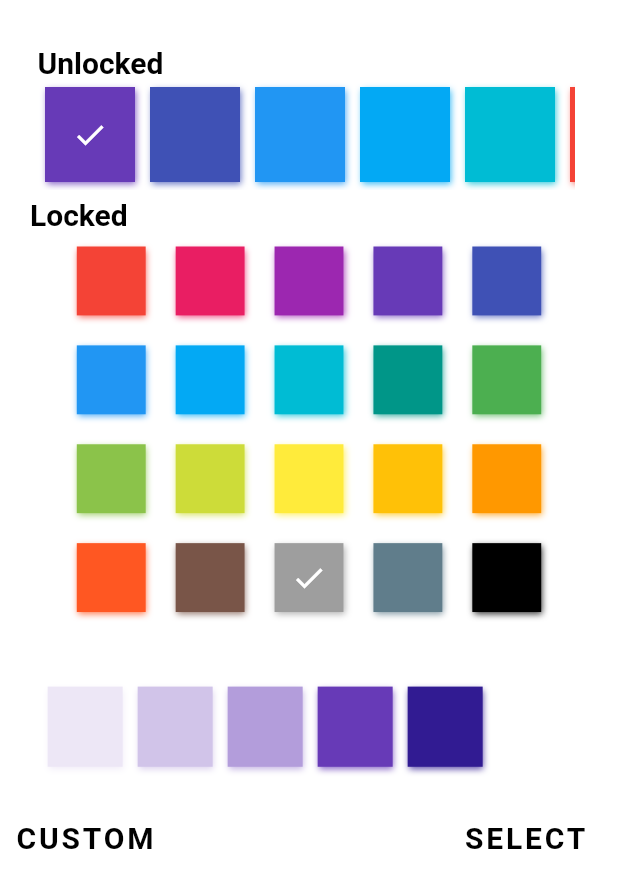
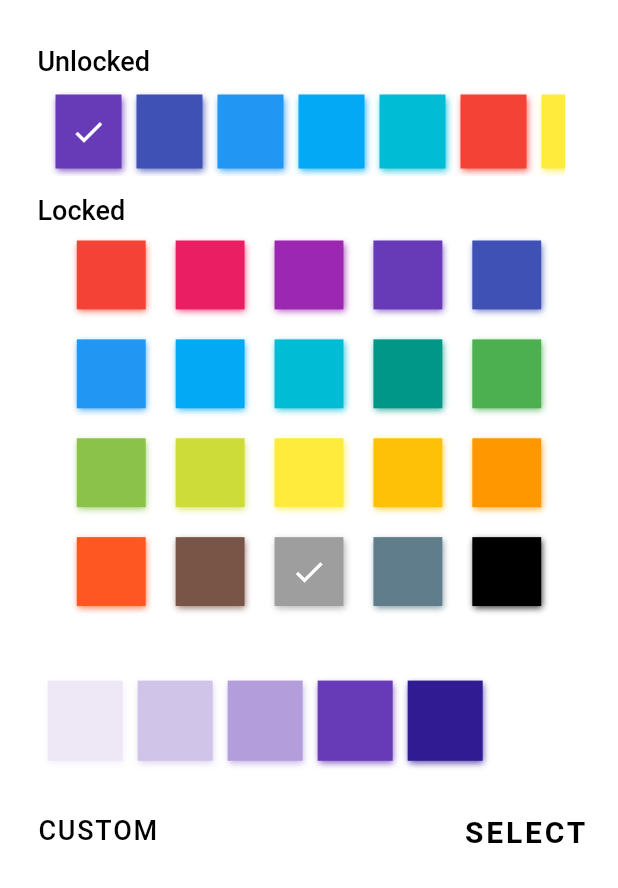
Before and after one commit to Officialchandan/currency_converter, a Flutter app: the ColorPickerDialog widget shown alone on an empty page, opened directly with empty values, after a tap on the "done" icon, on a phone screen of 412 x 824 dp. Shown: the top 888 px of the screen. Run offline on Flutter 3.47's test engine with Material 2 defaults, Android fonts, the phone set to English and light mode, and no system bars; our stand-ins replace currency_text_input_formatter, dio, easy_localization, flutter_colorpicker, google_fonts, math_expressions and 3 more; missing offline and left inert: auto_size_text_field, auto_size_text_pk; accounts and stored records are empty; network calls fail.

Commit message:
commit day 12.3

```diff
--- a/assets/langs/mr.json
+++ b/assets/langs/mr.json
@@ -8,8 +8,8 @@
     "firstTextRatingPage": "कृपया अॅप रेट करा!",
     "secondTextRatingPage": "तारे वर टॅप करा आणि रेट करण्यासाठी Google Play Store सह उघडा",
     "buttonTextRatingPage": "आता नाही",
-    "RemoveAds": "जाहिराती काढा",
-    "RemoveAdsContent": "छोट्या वार्षिक वर्गणीसह आमच्या प्रकल्पाला समर्थन द्या",
+    "removeAds": "जाहिराती काढा",
+    "removeAdsContent": "छोट्या वार्षिक वर्गणीसह आमच्या प्रकल्पाला समर्थन द्या",
     "selectLanguage": "भाषा निवडा",
     "english": "इंग्रजी",
     "colorsSelection": "रंग निवड",
--- a/lib/Themes/colors.dart
+++ b/lib/Themes/colors.dart
@@ -6,7 +6,7 @@ import 'package:shared_preferences/shared_preferences.dart';
 
 class MyColors {
 
-  static Color colorPrimary =  Color(0xff4f7dcb); //{ this is a color ,which change whole theme }
+  static Color colorPrimary =  Color(0xff29b6f6 ); //{ this is a color ,which change whole theme }
   static Color firstthemecolorgr1 = colorPrimary.withOpacity(0.5);  //{ this is a gradient color of theme which is always with  'firstthemecolorgr' }
 
   static Color calcuColor =colorPrimary;  //{  this is a color of calculator button, we need to take this because some time it change some time not}
--- a/lib/colors_properties/unlockcolorpicker.dart
+++ b/lib/colors_properties/unlockcolorpicker.dart
@@ -33,22 +33,25 @@ class UnlockColorPicker extends StatefulWidget {
       BuildContext context, List<MColor> colors, PickerItem child) {
     Orientation orientation = MediaQuery.of(context).orientation;
 
-    return SizedBox(
-      width: 400,
+    return Container(
 
-      child: ListView(
-        scrollDirection: Axis.horizontal,
-        children: colors.map((MColor color) => child(color)).toList(),
-      ),
+
+
+      padding: EdgeInsets.all(7),
+
+        child: ListView(
+          scrollDirection: Axis.horizontal,
+          children: colors.map((MColor color) => child(color)).toList(),
+        ),
+
     );
   }
 
   static Widget defaultItemBuilder(
       MColor color, bool isCurrentColor,  void Function() changeColor) {
     return Container(
+      padding: EdgeInsets.all(10),
 
-      height: 40,
-      width: 60,
       margin: const EdgeInsets.all(5.0),
       decoration: BoxDecoration(
         borderRadius: BorderRadius.circular(0.0),
--- a/lib/pages/second_screen.dart
+++ b/lib/pages/second_screen.dart
@@ -5,6 +5,7 @@ import 'package:currency_converter/pages/home/home_page.dart';
 import 'package:currency_converter/pages/home/home_tab.dart';
 import 'package:currency_converter/utils/constants.dart';
 import 'package:dio/dio.dart';
+import 'package:easy_localization/src/public_ext.dart';
 import 'package:flutter/material.dart';
 import 'package:math_expressions/math_expressions.dart';
 import 'package:share/share.dart';
@@ -117,7 +118,7 @@ class _SecondScreenState extends State<SecondScreen> {
                     children: [
                       Center(
                         child: Text(
-                          "Updated:",
+                  "update".tr().toString(),
                           style: TextStyle(
                             color: MyColors.textColor,
                             fontSize: MyColors.fontsmall
--- a/lib/pages/setting_screen.dart
+++ b/lib/pages/setting_screen.dart
@@ -1051,11 +1051,12 @@ class _SettingScreenState extends State<SettingScreen> {
           return DefaultTextStyle(
             style: const TextStyle(decoration: TextDecoration.none),
             child: Center(
+              child: IntrinsicHeight(
                 child: Container(
                     margin: const EdgeInsets.only(
                         top: 15, right: 10, bottom: 0, left: 10),
                     width: MediaQuery.of(context).size.width,
-                  height: MediaQuery.of(context).size.height * 0.85,
+
                     decoration: BoxDecoration(
                       color: Colors.white,
                       borderRadius: BorderRadius.circular(10),
@@ -1072,6 +1073,7 @@ class _SettingScreenState extends State<SettingScreen> {
                       unlockCurrentColor: unlockCurrentColor, unlockColorSelect: lockedcolortry,
                     )),
               ),
+            ),
           );
         });
   }
@@ -1099,9 +1101,9 @@ class _SettingScreenState extends State<SettingScreen> {
               child: Container(
 
                 margin: const EdgeInsets.only(
-                    top: 60, right: 10, bottom: 80, left: 10),
+                    top: 60, right: 10, bottom: 0, left: 10),
                 width: MediaQuery.of(context).size.width,
-                height: MediaQuery.of(context).size.height * 6.77,
+                height: MediaQuery.of(context).size.height * 0.57,
                 decoration: BoxDecoration(
                   color: Colors.white,
                   borderRadius: BorderRadius.circular(20),
@@ -1294,7 +1296,7 @@ class _ColorPickerDialogState extends State<ColorPickerDialog> {
           child: const Text(
             "Unlocked ",
             style: TextStyle(
-                fontWeight: FontWeight.bold, fontSize: 20, color: Colors.black),
+                fontWeight: FontWeight.w500, fontSize: 18, color: Colors.black),
           ),
         ),
         Container(
@@ -1302,6 +1304,7 @@ class _ColorPickerDialogState extends State<ColorPickerDialog> {
           width: MediaQuery.of(context).size.width * 0.87,
           height: MediaQuery.of(context).size.height * 0.089,
           child: Container(
+
             width: 400,
 
             child: UnlockColorPicker(
@@ -1312,11 +1315,11 @@ class _ColorPickerDialogState extends State<ColorPickerDialog> {
           ),
         ),
         Container(
-          margin: EdgeInsets.only(left: 20, top: 5),
+          margin: EdgeInsets.only(left: 25, top: 5),
           child: const Text(
             "Locked",
             style: TextStyle(
-                fontSize: 20, fontWeight: FontWeight.bold, color: Colors.black),
+                fontSize: 18, fontWeight: FontWeight.w500, color: Colors.black),
           ),
         ),
         Center(
@@ -1403,7 +1406,7 @@ class _ColorPickerDialogState extends State<ColorPickerDialog> {
           mainAxisAlignment: MainAxisAlignment.spaceBetween,
           children: [
             Container(
-              margin: EdgeInsets.only(left: 10,top: 10, ),
+              margin: EdgeInsets.only(left: 25,top: 10, ),
 
               width: width * 0.31,
               height: height * 0.05,
@@ -1415,10 +1418,10 @@ class _ColorPickerDialogState extends State<ColorPickerDialog> {
                 child: const Text(
                   "CUSTOM",
                   style: TextStyle(
-                      letterSpacing: 1.9,
+                      letterSpacing: 1.2,
                       color: Colors.black,
-                      fontSize: 20,
-                      fontWeight: FontWeight.bold),
+                      fontSize: 18,
+                      fontWeight: FontWeight.w500),
                 ),
               ),
             ),
--- a/lib/utils/locals.dart
+++ b/lib/utils/locals.dart
@@ -14,7 +14,7 @@ class Locals {
     static const Tamil = Locale('ta');
     static const Georgian = Locale('ena');
     static const Indonesia  = Locale('id');
-    static const marathi  = Locale('id');
+    static const marathi  = Locale('mr');
     static const melayu  = Locale('may');
     static const nederlands  = Locale('nl');
     static const norsk  = Locale('nn');
@@ -66,7 +66,7 @@ class Locals {
     {"български  ": Locals.Bulgarians},
     {"Українська  ": Locals.Ukraine},
     {"Հայերեն  ": Locals.Armenian},
-    {"Hebrew  ": Locals.Armenian},
+    {"Hebrew  ": Locals.Hebrew},
     {"বাংলা  ": Locals.Afar},
     {"తెలుగు  ": Locals.Dravidian},
     {"中国人  ": Locals.Chinese},
```
Also changed, not shown: lib/pages/add_currency_screen.dart (+7 -2 lines), lib/pages/home/home_page.dart (+5 -4 lines), lib/pages/home/home_tab.dart (+6 -3 lines). Lines whose indentation alone changed are shown as unchanged.
